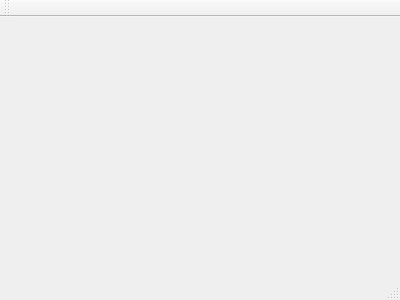
ldhshao/mylearnings, file qtlearnings/sqltest/mainwindow.ui: the form before one commit.
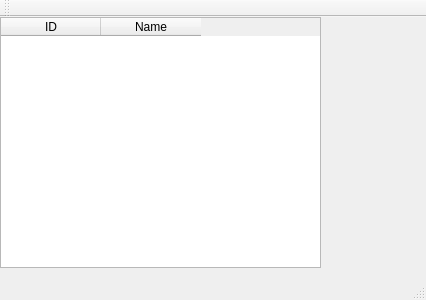
The form after the commit.

The edit to the form file:
```diff
--- a/qtlearnings/sqltest/mainwindow.ui
+++ b/qtlearnings/sqltest/mainwindow.ui
@@ -1,24 +1,60 @@
 <ui version="4.0">
  <class>MainWindow</class>
- <widget class="QMainWindow" name="MainWindow" >
-  <property name="geometry" >
+ <widget class="QMainWindow" name="MainWindow">
+  <property name="geometry">
    <rect>
     <x>0</x>
     <y>0</y>
-    <width>400</width>
+    <width>426</width>
     <height>300</height>
    </rect>
   </property>
   <property name="windowTitle" >
    <string>MainWindow</string>
   </property>
-  <widget class="QMenuBar" name="menuBar" />
-  <widget class="QToolBar" name="mainToolBar" />
-  <widget class="QWidget" name="centralWidget" />
-  <widget class="QStatusBar" name="statusBar" />
+  <widget class="QWidget" name="centralWidget">
+   <widget class="QTableWidget" name="tableWidget">
+    <property name="geometry">
+     <rect>
+      <x>0</x>
+      <y>0</y>
+      <width>321</width>
+      <height>251</height>
+     </rect>
+    </property>
+    <column>
+     <property name="text">
+      <string>ID</string>
+     </property>
+    </column>
+    <column>
+     <property name="text">
+      <string>Name</string>
+     </property>
+    </column>
+   </widget>
+  </widget>
+  <widget class="QMenuBar" name="menuBar">
+   <property name="geometry">
+    <rect>
+     <x>0</x>
+     <y>0</y>
+     <width>426</width>
+     <height>22</height>
+    </rect>
+   </property>
+  </widget>
+  <widget class="QToolBar" name="mainToolBar">
+   <attribute name="toolBarArea">
+    <enum>TopToolBarArea</enum>
+   </attribute>
+   <attribute name="toolBarBreak">
+    <bool>false</bool>
+   </attribute>
+  </widget>
+  <widget class="QStatusBar" name="statusBar"/>
  </widget>
- <layoutDefault spacing="6" margin="11" />
- <pixmapfunction></pixmapfunction>
+ <layoutdefault spacing="6" margin="11"/>
  <resources/>
  <connections/>
 </ui>
```
Left out of the diff: 3 changed lines with no effect on the pictures.
